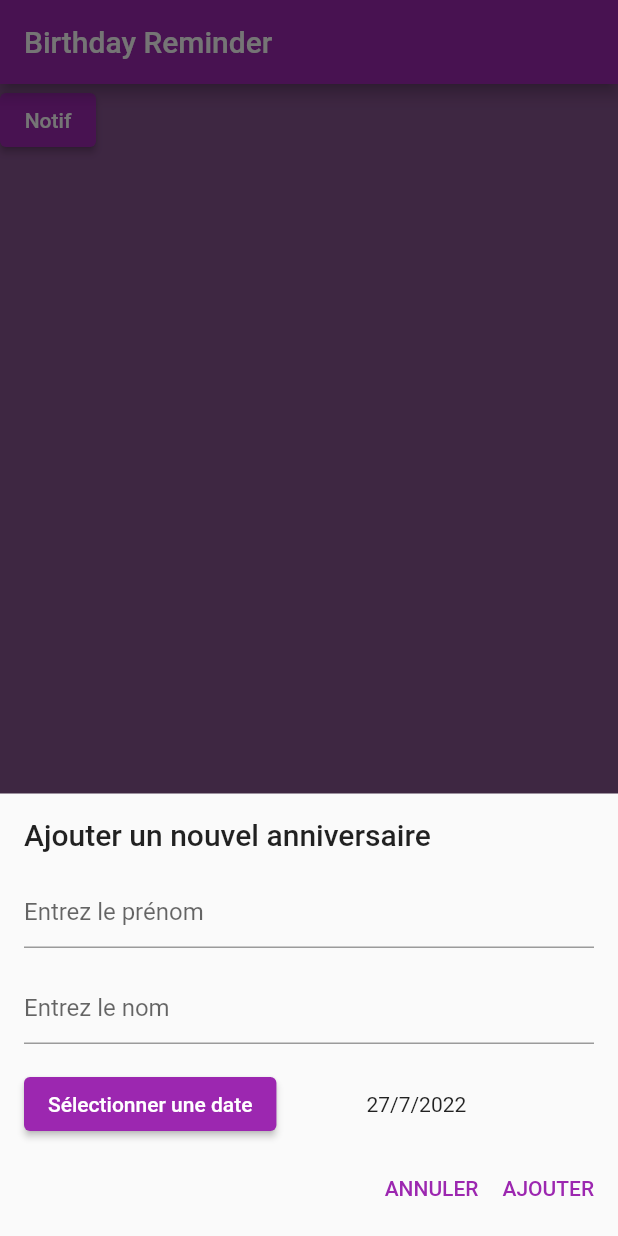
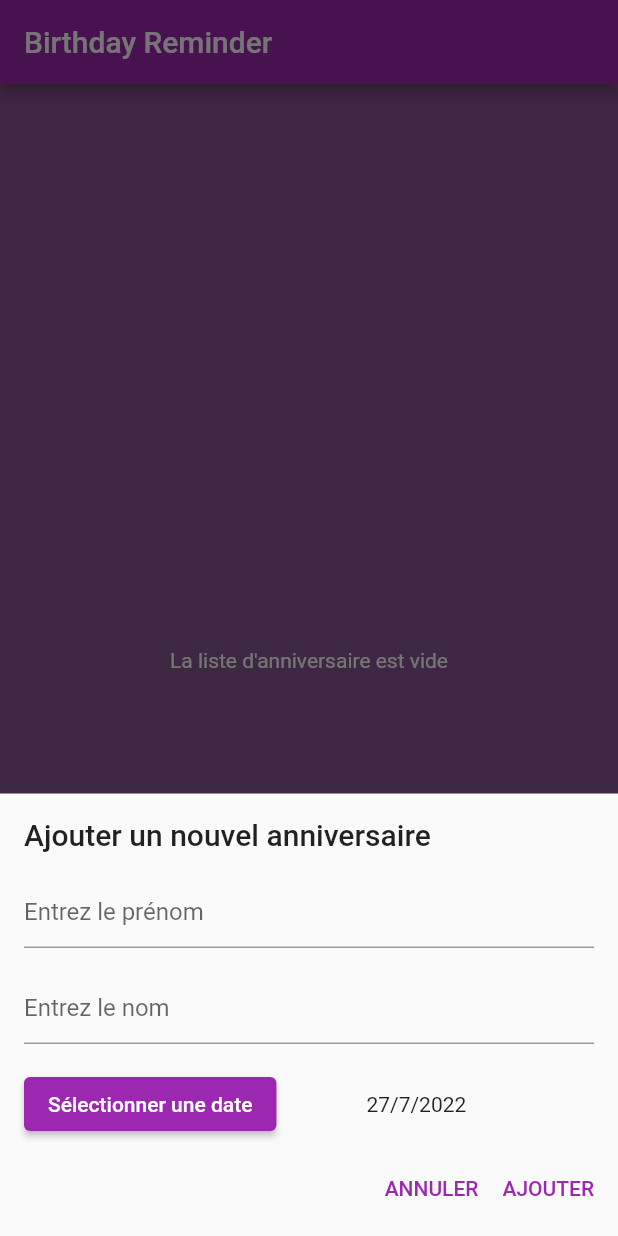
Before and after one commit to Valaaz/birthday-reminder, a Flutter app: the screen it shows after launch, after a tap on the "add" icon, on a phone screen of 412 x 824 dp. Run offline on Flutter 3.47's test engine with Material 2 defaults, Android fonts, the phone set to English and light mode, and no system bars; our stand-ins replace equatable, flutter_bloc, flutter_local_notifications, rxdart, sqflite; accounts and stored records are empty.

Commit message:
send a notification when it's a birthday
Send at each action, need to be improved

```diff
--- a/birthday_reminder/lib/main.dart
+++ b/birthday_reminder/lib/main.dart
@@ -64,7 +64,7 @@ class App extends StatelessWidget {
         ],
         title: "Birthday Reminder",
         theme: ThemeData(primarySwatch: Colors.purple),
-        home: const HomeScreen(),
+        home: HomeScreen(birthdayRepository: birthdayRepository),
         debugShowCheckedModeBanner: false,
       ),
     );
--- a/birthday_reminder/lib/repositories/birthday_repository.dart
+++ b/birthday_reminder/lib/repositories/birthday_repository.dart
@@ -14,7 +14,7 @@ class BirthdayRepository {
   });
 
   final StreamController<List<BirthdayModel>> _birthdayController =
-      StreamController<List<BirthdayModel>>();
+      StreamController<List<BirthdayModel>>.broadcast();
 
   Stream<List<BirthdayModel>> get birthdays => _birthdayController.stream;
 
--- a/birthday_reminder/lib/screens/home_screen.dart
+++ b/birthday_reminder/lib/screens/home_screen.dart
@@ -1,5 +1,6 @@
 import 'package:birthday_reminder/components/add_birthday_component.dart';
 import 'package:birthday_reminder/models/birthday_model.dart';
+import 'package:birthday_reminder/repositories/birthday_repository.dart';
 import 'package:birthday_reminder/screens/birthday_screen.dart';
 import 'package:birthday_reminder/services/edit_birthday/edit_birthday_bloc.dart';
 import 'package:birthday_reminder/services/list_birthday/list_birthday_bloc.dart';
@@ -9,7 +10,10 @@ import 'package:flutter/material.dart';
 import 'package:flutter_bloc/flutter_bloc.dart';
 
 class HomeScreen extends StatefulWidget {
-  const HomeScreen({Key? key}) : super(key: key);
+  const HomeScreen({Key? key, required this.birthdayRepository})
+      : super(key: key);
+
+  final BirthdayRepository birthdayRepository;
 
   @override
   State<HomeScreen> createState() => _HomeScreenState();
@@ -24,6 +28,7 @@ class _HomeScreenState extends State<HomeScreen> {
     notificationService = NotificationService();
     notificationService.initialize();
     listenNotification();
+    checkBirthday(widget.birthdayRepository);
   }
 
   @override
@@ -32,13 +37,7 @@ class _HomeScreenState extends State<HomeScreen> {
       appBar: AppBar(
         title: const Text("Birthday Reminder"),
       ),
-      body: ElevatedButton(
-        onPressed: () async {
-          await notificationService.showNotificationPayload(
-              id: 0, title: 'title', body: 'body', payload: 'payload');
-        },
-        child: const Text("Notif"),
-      ), //const ListViewTiles(),
+      body: const ListViewTiles(),
       backgroundColor: const Color.fromARGB(255, 135, 84, 144),
       floatingActionButton: const AddBirthdayComponent(),
     );
@@ -54,6 +53,25 @@ class _HomeScreenState extends State<HomeScreen> {
           MaterialPageRoute(
               builder: ((context) => BirthdayScreen(payload: payload))));
     }
+  }
+
+  void checkBirthday(BirthdayRepository birthdayRepository) {
+    int count = 0;
+
+    birthdayRepository.birthdays.forEach((element) {
+      for (var e in element) {
+        final splittedDate = e.date.split('/');
+        int days = int.parse(splittedDate[0]);
+        int months = int.parse(splittedDate[1]);
+        if (daysBetween(DateTime(DateTime.now().year, months, days)) == 0) {
+          notificationService.showNotificationPayload(
+              id: count++,
+              title: 'Il y a un anniversaire !',
+              body: "C'est l'anniversaire de ${e.firstname} ${e.surname}",
+              payload: 'payload');
+        }
+      }
+    });
   }
 }
 
```
